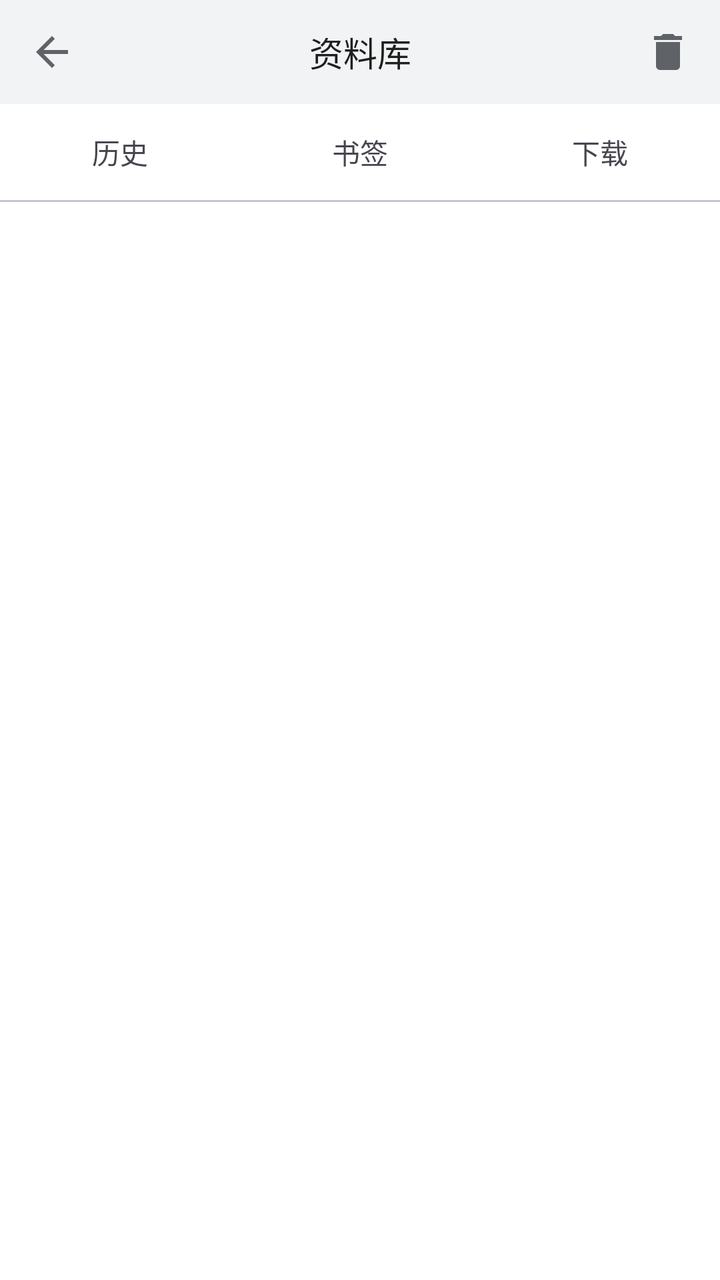
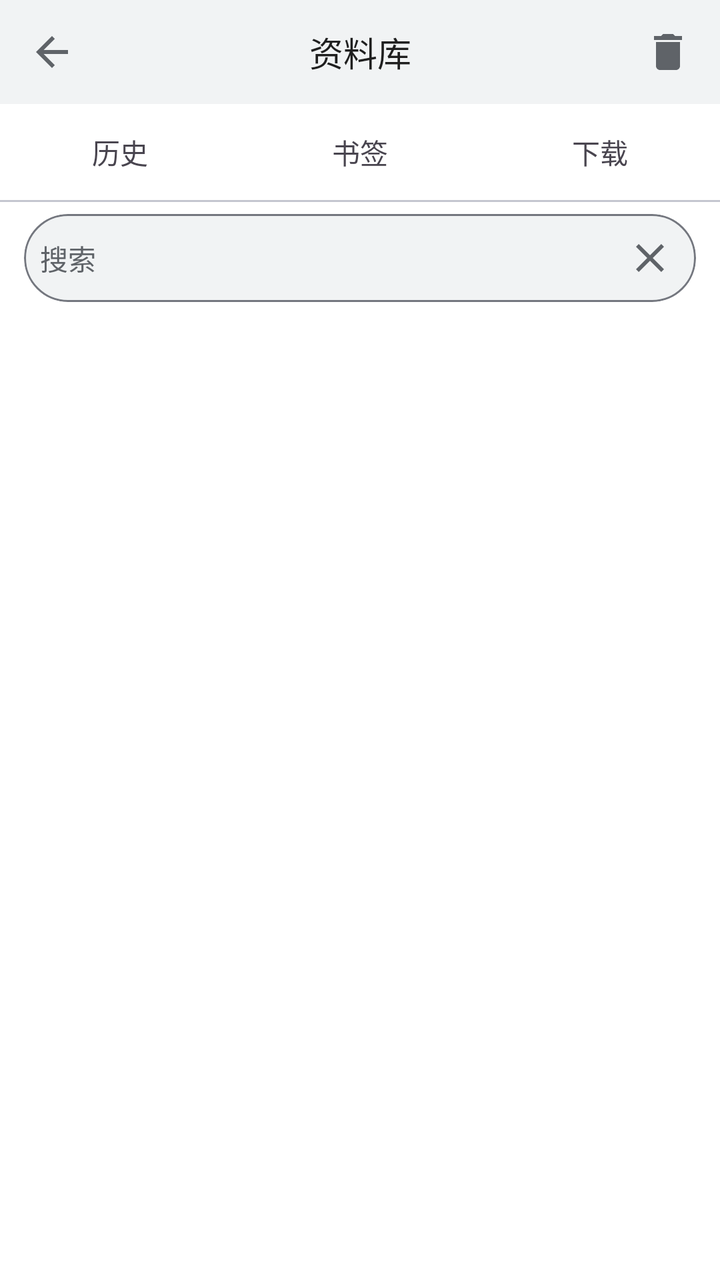

An Android layout rendered at two revisions. The XML below is the earlier revision; the diff shows what the commit changed to produce the second picture.
<!-- AndroidManifest.xml: activity theme Theme.TangSnow -->
<!-- res/layout/activity_library.xml -->
<?xml version="1.0" encoding="utf-8"?>
<LinearLayout xmlns:android="http://schemas.android.com/apk/res/android"
    xmlns:app="http://schemas.android.com/apk/res-auto"
    android:layout_width="match_parent"
    android:layout_height="match_parent"
    android:orientation="vertical"
    android:fitsSystemWindows="true"
    android:background="?attr/colorSurface">

    <LinearLayout
        android:layout_width="match_parent"
        android:layout_height="@dimen/title_bar_height"
        android:orientation="horizontal"
        android:gravity="center_vertical"
        android:paddingHorizontal="@dimen/title_bar_padding_h"
        android:background="?attr/colorSurfaceVariant">

        <androidx.appcompat.widget.AppCompatImageButton
            android:id="@+id/btnBack"
            android:layout_width="@dimen/title_action_size"
            android:layout_height="@dimen/title_action_size"
            android:src="@drawable/ic_arrow_back"
            app:tint="?attr/colorOnSurfaceVariant"
            android:background="?attr/selectableItemBackgroundBorderless"
            android:contentDescription="@string/btn_back" />

        <TextView
            android:layout_width="0dp"
            android:layout_height="wrap_content"
            android:layout_weight="1"
            android:gravity="center"
            android:text="@string/library_title"
            android:textSize="@dimen/title_text_size"
            android:textColor="?attr/colorOnSurface" />

        
        <androidx.appcompat.widget.AppCompatImageButton
            android:id="@+id/btnClear"
            android:layout_width="@dimen/title_action_size"
            android:layout_height="@dimen/title_action_size"
            android:src="@drawable/ic_delete"
            app:tint="?attr/colorOnSurfaceVariant"
            android:background="?attr/selectableItemBackgroundBorderless"
            android:contentDescription="@string/btn_clear" />
    </LinearLayout>

    
    <LinearLayout
        android:layout_width="match_parent"
        android:layout_height="48dp"
        android:orientation="horizontal"
        android:gravity="center"
        android:background="?attr/colorSurface">

        <TextView
            android:id="@+id/tabHistory"
            android:layout_width="0dp"
            android:layout_height="match_parent"
            android:layout_weight="1"
            android:gravity="center"
            android:text="@string/more_history"
            android:textSize="14sp"
            android:background="?attr/selectableItemBackgroundBorderless" />

        <TextView
            android:id="@+id/tabBookmarks"
            android:layout_width="0dp"
            android:layout_height="match_parent"
            android:layout_weight="1"
            android:gravity="center"
            android:text="@string/more_bookmarks"
            android:textSize="14sp"
            android:background="?attr/selectableItemBackgroundBorderless" />

        <TextView
            android:id="@+id/tabDownloads"
            android:layout_width="0dp"
            android:layout_height="match_parent"
            android:layout_weight="1"
            android:gravity="center"
            android:text="@string/more_downloads"
            android:textSize="14sp"
            android:background="?attr/selectableItemBackgroundBorderless" />
    </LinearLayout>

    <View
        android:layout_width="match_parent"
        android:layout_height="1dp"
        android:background="?attr/colorOutlineVariant" />

    <FrameLayout
        android:layout_width="match_parent"
        android:layout_height="0dp"
        android:layout_weight="1">

        <androidx.recyclerview.widget.RecyclerView
            android:id="@+id/recycler"
            android:layout_width="match_parent"
            android:layout_height="match_parent"
            android:scrollbars="vertical"
            android:clipToPadding="false" />

        <TextView
            android:id="@+id/emptyView"
            android:layout_width="wrap_content"
            android:layout_height="wrap_content"
            android:layout_gravity="center"
            android:gravity="center"
            android:textColor="?attr/colorOnSurfaceVariant"
            android:visibility="gone" />
    </FrameLayout>

</LinearLayout>
<!-- resources referenced by this layout -->
<resources>
  <dimen name="title_action_size">40dp</dimen>
  <dimen name="title_bar_height">52dp</dimen>
  <dimen name="title_bar_padding_h">6dp</dimen>
  <dimen name="title_text_size">17sp</dimen>
  <!-- drawable ic_arrow_back (drawable) -->
  <vector xmlns:android="http://schemas.android.com/apk/res/android"
      android:width="24dp"
      android:height="24dp"
      android:viewportWidth="24"
      android:viewportHeight="24">
      <path
          android:fillColor="#FFFFFFFF"
          android:pathData="M20,11H7.83l5.59,-5.59L12,4l-8,8 8,8 1.41,-1.41L7.83,13H20v-2z" />
  </vector>
  <!-- drawable ic_delete (drawable) -->
  <vector xmlns:android="http://schemas.android.com/apk/res/android"
      android:width="24dp"
      android:height="24dp"
      android:viewportWidth="24"
      android:viewportHeight="24"
      android:tint="?attr/colorOnSurfaceVariant">
      
      <path
          android:fillColor="@android:color/white"
          android:pathData="M6,19c0,1.1 0.9,2 2,2h8c1.1,0 2,-0.9 2,-2V7H6v12zM19,4h-3.5l-1,-1h-5l-1,1H5v2h14V4z" />
  </vector>
  <string name="btn_back">返回</string>
  <string name="btn_clear">清空</string>
  <string name="library_title">资料库</string>
  <string name="more_bookmarks">书签</string>
  <string name="more_downloads">下载</string>
  <string name="more_history">历史</string>
  <style name="Theme.TangSnow" parent="Base.Theme.TangSnow">
          
          <item name="preferenceTheme">@style/PreferenceThemeOverlay.TangSnow</item>
      </style>
  <style name="PreferenceThemeOverlay.TangSnow" parent="PreferenceThemeOverlay">
          <item name="android:scrollbars">none</item>
      </style>
  <color name="accent">#1A73E8</color>
  <color name="on_accent">#FFFFFF</color>
  <color name="accent_container">#D3E3FD</color>
  <color name="on_accent_container">#174EA6</color>
  <color name="accent_muted">#5F6368</color>
  <color name="secondary_container">#E8EAED</color>
  <color name="on_secondary_container">#1F1F1F</color>
  <color name="page_bg">#FFFFFF</color>
  <color name="on_page">#1F1F1F</color>
  <color name="surface_variant">#F1F3F4</color>
  <color name="on_surface_variant">#5F6368</color>
  <color name="surface_container_low">#F7F9FC</color>
  <color name="surface_container">#F1F5FC</color>
  <color name="surface_container_high">#EAF0F9</color>
  <color name="outline">#74777F</color>
  <color name="outline_variant">#C4C6D0</color>
  <color name="error">#BA1A1A</color>
  <color name="on_error">#FFFFFF</color>
  <color name="error_container">#FFDAD6</color>
  <color name="on_error_container">#410002</color>
  <!-- unchanged entries left out for length: 1 -->
</resources>

<!-- the commit's change to res/layout/activity_library.xml (unified diff, before → after) -->
@@ -1,6 +1,7 @@
 <?xml version="1.0" encoding="utf-8"?>
 <LinearLayout xmlns:android="http://schemas.android.com/apk/res/android"
     xmlns:app="http://schemas.android.com/apk/res-auto"
+    xmlns:tools="http://schemas.android.com/tools"
     android:layout_width="match_parent"
     android:layout_height="match_parent"
     android:orientation="vertical"
@@ -88,6 +89,45 @@
         android:layout_height="1dp"
         android:background="?attr/colorOutlineVariant" />
 
+    
+    <LinearLayout
+        android:layout_width="match_parent"
+        android:layout_height="wrap_content"
+        android:layout_marginHorizontal="12dp"
+        android:layout_marginVertical="6dp"
+        android:orientation="horizontal"
+        android:gravity="center_vertical"
+        android:background="@drawable/bg_search_bar"
+        android:clipToOutline="true"
+        tools:targetApi="31"
+        android:paddingStart="8dp"
+        android:paddingEnd="2dp">
+
+        <EditText
+            android:id="@+id/searchInput"
+            android:layout_width="0dp"
+            android:layout_height="44dp"
+            android:layout_weight="1"
+            android:background="@null"
+            android:hint="@string/library_search_hint"
+            android:imeOptions="actionSearch"
+            android:importantForAutofill="no"
+            android:inputType="text"
+            android:singleLine="true"
+            android:textColor="?attr/colorOnSurface"
+            android:textColorHint="?attr/colorOnSurfaceVariant"
+            android:textSize="14sp" />
+
+        <androidx.appcompat.widget.AppCompatImageButton
+            android:id="@+id/btnClearSearch"
+            android:layout_width="42dp"
+            android:layout_height="42dp"
+            android:src="@drawable/ic_close"
+            app:tint="?attr/colorOnSurfaceVariant"
+            android:background="?attr/selectableItemBackgroundBorderless"
+            android:contentDescription="@string/btn_clear" />
+    </LinearLayout>
+
     <FrameLayout
         android:layout_width="match_parent"
         android:layout_height="0dp"
<!-- resource entries referenced after the edit -->
@@ -4,6 +4,13 @@
   <dimen name="title_bar_height">52dp</dimen>
   <dimen name="title_bar_padding_h">6dp</dimen>
   <dimen name="title_text_size">17sp</dimen>
+  <!-- drawable bg_search_bar (drawable) -->
+  <?xml version="1.0" encoding="utf-8"?>
+  <shape xmlns:android="http://schemas.android.com/apk/res/android">
+      <solid android:color="?attr/colorSurfaceVariant" />
+      <corners android:radius="28dp" />
+      <stroke android:width="1dp" android:color="?attr/colorOutline" />
+  </shape>
   <!-- drawable ic_arrow_back (drawable) -->
   <vector xmlns:android="http://schemas.android.com/apk/res/android"
       android:width="24dp"
@@ -13,6 +20,16 @@
       <path
           android:fillColor="#FFFFFFFF"
           android:pathData="M20,11H7.83l5.59,-5.59L12,4l-8,8 8,8 1.41,-1.41L7.83,13H20v-2z" />
+  </vector>
+  <!-- drawable ic_close (drawable) -->
+  <vector xmlns:android="http://schemas.android.com/apk/res/android"
+      android:width="24dp"
+      android:height="24dp"
+      android:viewportWidth="24"
+      android:viewportHeight="24">
+      <path
+          android:fillColor="#FFFFFFFF"
+          android:pathData="M19,6.41L17.59,5 12,10.59 6.41,5 5,6.41 10.59,12 5,17.59 6.41,19 12,13.41 17.59,19 19,17.59 13.41,12z" />
   </vector>
   <!-- drawable ic_delete (drawable) -->
   <vector xmlns:android="http://schemas.android.com/apk/res/android"
@@ -28,6 +45,7 @@
   </vector>
   <string name="btn_back">返回</string>
   <string name="btn_clear">清空</string>
+  <string name="library_search_hint">搜索</string>
   <string name="library_title">资料库</string>
   <string name="more_bookmarks">书签</string>
   <string name="more_downloads">下载</string>
